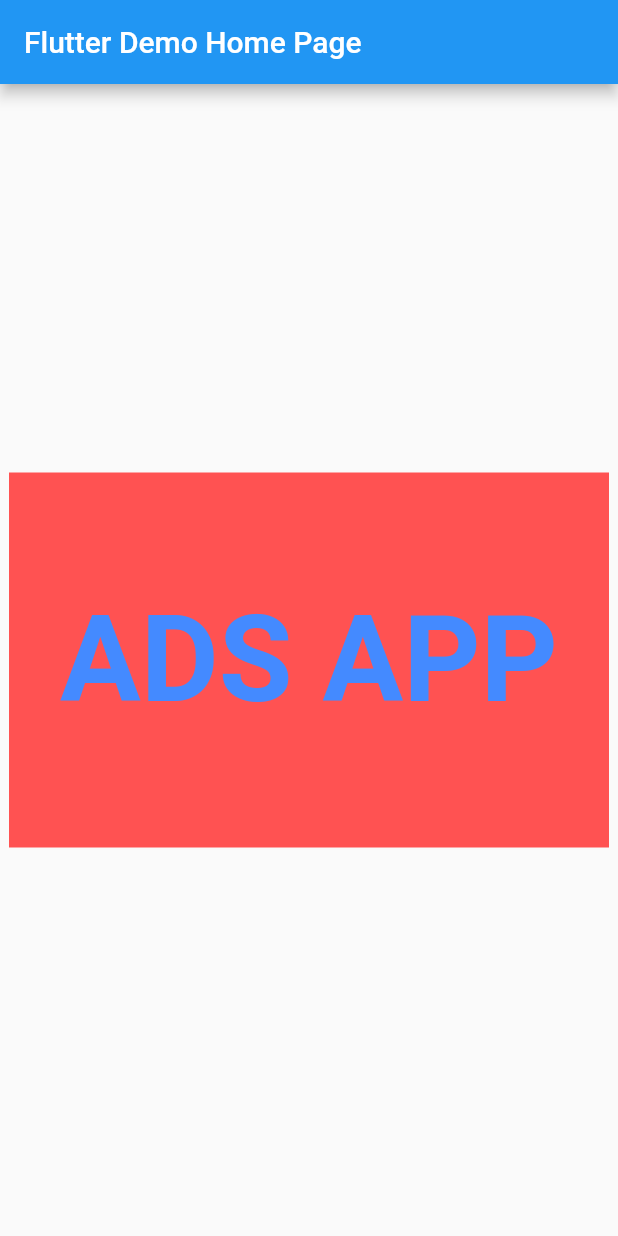
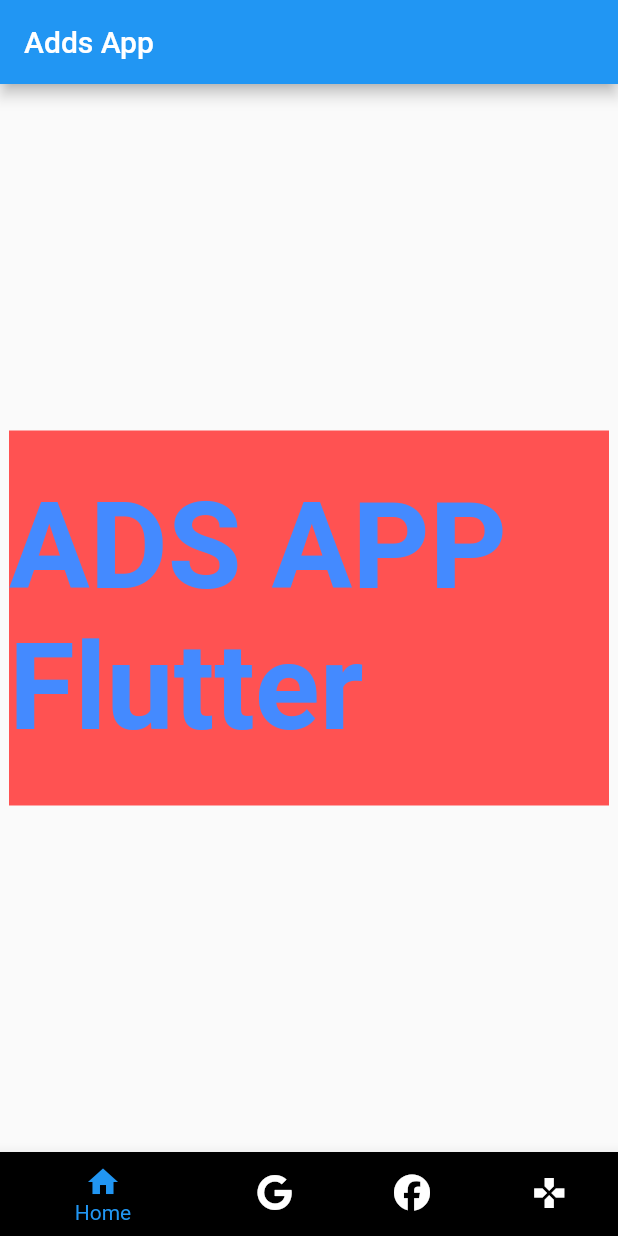
Before and after one commit to petermusembi69/ads-integration-flutter, a Flutter app: the screen it shows after launch, on a phone screen of 412 x 824 dp. Run offline on Flutter 3.47's test engine with Material 2 defaults, Android fonts, the phone set to English and light mode, and no system bars; drawn by our look-alikes of animated_text_kit; our stand-ins replace font_awesome_flutter; missing offline and left inert: admob_flutter.

Commit message:
first commit

```diff
--- a/lib/main.dart
+++ b/lib/main.dart
@@ -1,30 +1,23 @@
+import 'package:ads_integration_flutter/admob/googleAdmob.dart';
 import 'package:flutter/material.dart';
 import 'package:animated_text_kit/animated_text_kit.dart';
+import 'package:admob_flutter/admob_flutter.dart';
+import './services/admob_services.dart';
+import 'package:font_awesome_flutter/font_awesome_flutter.dart';
 
 void main() {
   runApp(MyApp());
 }
 
 class MyApp extends StatelessWidget {
-  // This widget is the root of your application.
   @override
   Widget build(BuildContext context) {
     return MaterialApp(
+      // debugShowMaterialGrid: true,
+      // debugShowCheckedModeBanner: true,
       title: 'Flutter Demo',
       theme: ThemeData(
-        // This is the theme of your application.
-        //
-        // Try running your application with "flutter run". You'll see the
-        // application has a blue toolbar. Then, without quitting the app, try
-        // changing the primarySwatch below to Colors.green and then invoke
-        // "hot reload" (press "r" in the console where you ran "flutter run",
-        // or simply save your changes to "hot reload" in a Flutter IDE).
-        // Notice that the counter didn't reset back to zero; the application
-        // is not restarted.
         primarySwatch: Colors.blue,
-        // This makes the visual density adapt to the platform that you run
-        // the app on. For desktop platforms, the controls will be smaller and
-        // closer together (more dense) than on mobile platforms.
         visualDensity: VisualDensity.adaptivePlatformDensity,
       ),
       home: MyHomePage(title: 'Flutter Demo Home Page'),
@@ -34,45 +27,62 @@ class MyApp extends StatelessWidget {
 
 class MyHomePage extends StatefulWidget {
   MyHomePage({Key key, this.title}) : super(key: key);
-
-  // This widget is the home page of your application. It is stateful, meaning
-  // that it has a State object (defined below) that contains fields that affect
-  // how it looks.
-
-  // This class is the configuration for the state. It holds the values (in this
-  // case the title) provided by the parent (in this case the App widget) and
-  // used by the build method of the State. Fields in a Widget subclass are
-  // always marked "final".
-
   final String title;
-
   @override
   _MyHomePageState createState() => _MyHomePageState();
 }
 
 class _MyHomePageState extends State<MyHomePage> {
+  // initializes our admob service
+  final ams = AdMobServices();
+
+  @override
+  void initState() {
+    super.initState();
+    // initializes the admob package
+    var appID = ams.getAdmobAppId();
+    Admob.initialize(testDeviceIds: [appID]);
+  }
+
+  int _currentIndex = 0;
+
+  List<BottomNavigationBarItem> _items = [
+    BottomNavigationBarItem(
+      icon: Icon(Icons.home),
+      label: 'Home',
+      backgroundColor: Colors.black,
+    ),
+    BottomNavigationBarItem(
+      icon: FaIcon(FontAwesomeIcons.google),
+      label: 'Google Admob',
+      backgroundColor: Colors.black,
+    ),
+    BottomNavigationBarItem(
+      icon: FaIcon(FontAwesomeIcons.facebook),
+      label: 'Facebook Ads',
+      backgroundColor: Colors.black,
+    ),
+    BottomNavigationBarItem(
+      icon: Icon(Icons.games),
+      label: 'Unity Ads',
+      backgroundColor: Colors.black,
+    ),
+  ];
+
+  // AdmobBanner(
+  //         adSize: AdmobBannerSize.FULL_BANNER,
+  //         adUnitId: ams.getBannerAddId(),
+  //         onBannerCreated: _onBanner,
+  //       )
   @override
   Widget build(BuildContext context) {
-    // This method is rerun every time setState is called, for instance as done
-    // by the _incrementCounter method above.
-    //
-    // The Flutter framework has been optimized to make rerunning build methods
-    // fast, so that you can just rebuild anything that needs updating rather
-    // than having to individually change instances of widgets.
-    return Scaffold(
-      appBar: AppBar(
-        // Here we take the value from the MyHomePage object that was created by
-        // the App.build method, and use it to set our appbar title.
-        title: Text(widget.title),
-      ),
-      body: Center(
-        // Center is a layout widget. It takes a single child and positions it
-        // in the middle of the parent.
+    List screens = [
+      Center(
         child: Column(
           mainAxisAlignment: MainAxisAlignment.center,
           children: <Widget>[
             TextLiquidFill(
-              text: 'ADS APP',
+              text: 'ADS APP Flutter',
               waveColor: Colors.blueAccent,
               boxBackgroundColor: Colors.redAccent,
               textStyle: TextStyle(
@@ -83,6 +93,195 @@ class _MyHomePageState extends State<MyHomePage> {
           ],
         ),
       ),
-    );
+      Align(
+        alignment: Alignment.center,
+        child: Column(
+            mainAxisAlignment: MainAxisAlignment.spaceAround,
+            crossAxisAlignment: CrossAxisAlignment.center,
+            children: [
+              Column(children: [
+                Center(
+                  child: Text('Banner Add'),
+                ),
+                SizedBox(height: 10),
+                AdmobBanner(
+                  adSize: AdmobBannerSize.FULL_BANNER,
+                  adUnitId: ams.getBannerAddId(),
+                  onBannerCreated: _onBanner,
+                ),
+              ]),
+              GestureDetector(
+                onTap: () {
+                  Navigator.push(context,
+                      MaterialPageRoute(builder: (BuildContext context) {
+                    return AdmobFullPage();
+                  }));
+                },
+                child: Container(
+                  width: 200,
+                  height: 60,
+                  decoration: BoxDecoration(
+                      borderRadius: BorderRadius.all(Radius.circular(7.0)),
+                      color: Colors.blue[200]),
+                  padding: EdgeInsets.all(5),
+                  child: Center(
+                    child: Text('Full Page Add'),
+                  ),
+                ),
+              ),
+              GestureDetector(
+                onTap: () {},
+                child: Container(
+                  width: 200,
+                  height: 60,
+                  decoration: BoxDecoration(
+                      borderRadius: BorderRadius.all(Radius.circular(7.0)),
+                      color: Colors.green),
+                  padding: EdgeInsets.all(5),
+                  child: Center(
+                    child: Text('Reward Ad'),
+                  ),
+                ),
+              ),
+              GestureDetector(
+                onTap: () {},
+                child: Container(
+                  width: 200,
+                  height: 60,
+                  decoration: BoxDecoration(
+                      borderRadius: BorderRadius.all(Radius.circular(7.0)),
+                      color: Colors.orange),
+                  padding: EdgeInsets.all(5),
+                  child: Center(
+                    child: Text('Layout Ad'),
+                  ),
+                ),
+              ),
+            ]),
+      ),
+      Align(
+        alignment: Alignment.center,
+        child: Column(
+            mainAxisAlignment: MainAxisAlignment.spaceAround,
+            crossAxisAlignment: CrossAxisAlignment.end,
+            children: [
+              Text('Banner Add'),
+              GestureDetector(
+                onTap: () {},
+                child: Container(
+                  width: 200,
+                  height: 60,
+                  decoration: BoxDecoration(
+                      borderRadius: BorderRadius.all(Radius.circular(7.0)),
+                      color: Colors.blue[200]),
+                  padding: EdgeInsets.all(5),
+                  child: Center(
+                    child: Text('Full Page Add'),
+                  ),
+                ),
+              ),
+              GestureDetector(
+                onTap: () {},
+                child: Container(
+                  width: 200,
+                  height: 60,
+                  decoration: BoxDecoration(
+                      borderRadius: BorderRadius.all(Radius.circular(7.0)),
+                      color: Colors.green),
+                  padding: EdgeInsets.all(5),
+                  child: Center(
+                    child: Text('Reward Ad'),
+                  ),
+                ),
+              ),
+              GestureDetector(
+                onTap: () {},
+                child: Container(
+                  width: 200,
+                  height: 60,
+                  decoration: BoxDecoration(
+                      borderRadius: BorderRadius.all(Radius.circular(7.0)),
+                      color: Colors.orange),
+                  padding: EdgeInsets.all(5),
+                  child: Center(
+                    child: Text('Layout Ad'),
+                  ),
+                ),
+              ),
+            ]),
+      ),
+      Align(
+        alignment: Alignment.center,
+        child: Column(
+            mainAxisAlignment: MainAxisAlignment.spaceAround,
+            crossAxisAlignment: CrossAxisAlignment.end,
+            children: [
+              Text('Banner Add'),
+              GestureDetector(
+                onTap: () {},
+                child: Container(
+                  width: 200,
+                  height: 60,
+                  decoration: BoxDecoration(
+                      borderRadius: BorderRadius.all(Radius.circular(7.0)),
+                      color: Colors.blue[200]),
+                  padding: EdgeInsets.all(5),
+                  child: Center(
+                    child: Text('Full Page Add'),
+                  ),
+                ),
+              ),
+              GestureDetector(
+                onTap: () {},
+                child: Container(
+                  width: 200,
+                  height: 60,
+                  decoration: BoxDecoration(
+                      borderRadius: BorderRadius.all(Radius.circular(7.0)),
+                      color: Colors.green),
+                  padding: EdgeInsets.all(5),
+                  child: Center(
+                    child: Text('Reward Ad'),
+                  ),
+                ),
+              ),
+              GestureDetector(
+                onTap: () {},
+                child: Container(
+                  width: 200,
+                  height: 60,
+                  decoration: BoxDecoration(
+                      borderRadius: BorderRadius.all(Radius.circular(7.0)),
+                      color: Colors.orange),
+                  padding: EdgeInsets.all(5),
+                  child: Center(
+                    child: Text('Layout Ad'),
+                  ),
+                ),
+              ),
+            ]),
+      ),
+    ];
+
+    return Scaffold(
+        bottomNavigationBar: BottomNavigationBar(
+          items: _items,
+          currentIndex: _currentIndex,
+          backgroundColor: Colors.black,
+          selectedItemColor: Colors.blue,
+          onTap: (index) {
+            setState(() {
+              _currentIndex = index;
+            });
+          },
+        ),
+        appBar: AppBar(
+          title: Text('Adds App'),
+        ),
+        body: screens[_currentIndex]);
+  }
+
+  void _onBanner(AdmobBannerController controller) {
+    print(1111122111);
   }
 }
```
